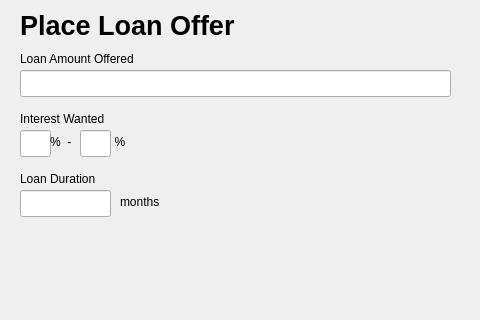
Qt form pyqt-designer/place_loan_offer.ui (Jumba/real-estate-market-docs) before a commit; both pictures show x 0 to 480 and y 0 to 320 of the 800 by 600 pixel window.
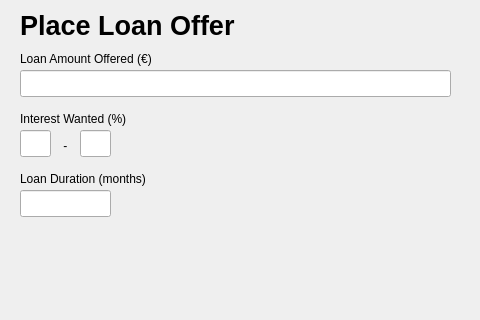
The same form after that commit.

The edit to the form file:
```diff
--- a/pyqt-designer/place_loan_offer.ui
+++ b/pyqt-designer/place_loan_offer.ui
@@ -44,7 +44,7 @@
      </rect>
     </property>
     <property name="text">
-     <string>Loan Amount Offered</string>
+     <string>Loan Amount Offered (€)</string>
     </property>
    </widget>
    <widget class="QLineEdit" name="lineEdit_6">
@@ -67,7 +67,7 @@
      </rect>
     </property>
     <property name="text">
-     <string>Interest Wanted</string>
+     <string>Interest Wanted (%)</string>
     </property>
    </widget>
    <widget class="QLineEdit" name="lineEdit_8">
@@ -100,7 +100,7 @@
      </rect>
     </property>
     <property name="text">
-     <string>Loan Duration</string>
+     <string>Loan Duration (months)</string>
     </property>
    </widget>
    <widget class="QLineEdit" name="lineEdit_10">
@@ -113,33 +113,7 @@
      </rect>
     </property>
    </widget>
-   <widget class="QLabel" name="label_17">
-    <property name="geometry">
-     <rect>
-      <x>120</x>
-      <y>186</y>
-      <width>57</width>
-      <height>31</height>
-     </rect>
-    </property>
-    <property name="text">
-     <string>months</string>
-    </property>
-   </widget>
-   <widget class="QLabel" name="label_15">
-    <property name="geometry">
-     <rect>
-      <x>50</x>
-      <y>126</y>
-      <width>81</width>
-      <height>31</height>
-     </rect>
-    </property>
-    <property name="text">
-     <string>%  -             %</string>
-    </property>
-   </widget>
-   <widget class="QPushButton" name="pushButton_2">
+   <widget class="QPushButton" name="submit_offer_button">
     <property name="geometry">
      <rect>
       <x>324</x>
@@ -152,6 +126,19 @@
      <string>Submit Loan Offer</string>
     </property>
    </widget>
+   <widget class="QLabel" name="interest_dash_label">
+    <property name="geometry">
+     <rect>
+      <x>60</x>
+      <y>130</y>
+      <width>57</width>
+      <height>31</height>
+     </rect>
+    </property>
+    <property name="text">
+     <string> -</string>
+    </property>
+   </widget>
   </widget>
   <widget class="QMenuBar" name="menubar">
    <property name="geometry">
```
Left out of the diff: 16 changed lines with no effect on the pictures.
